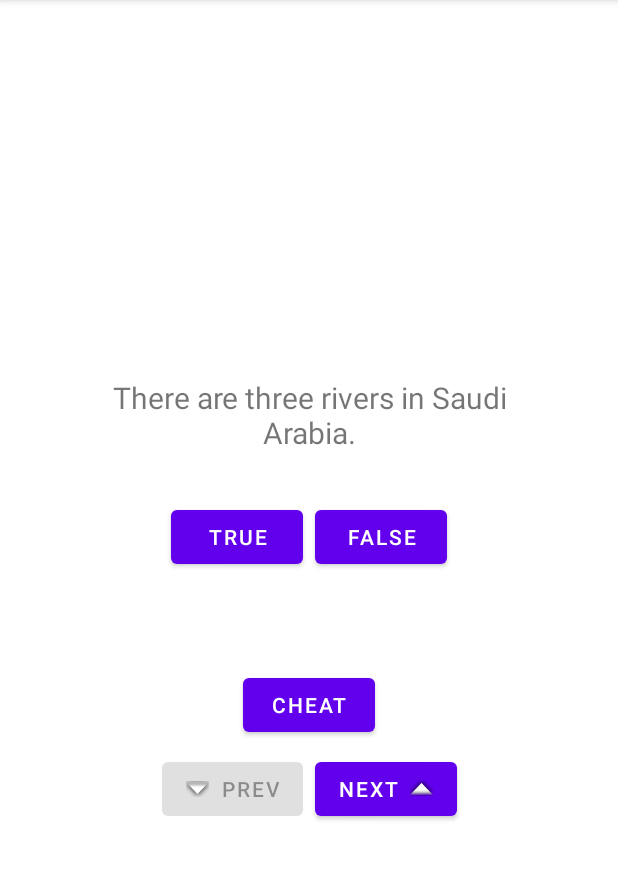
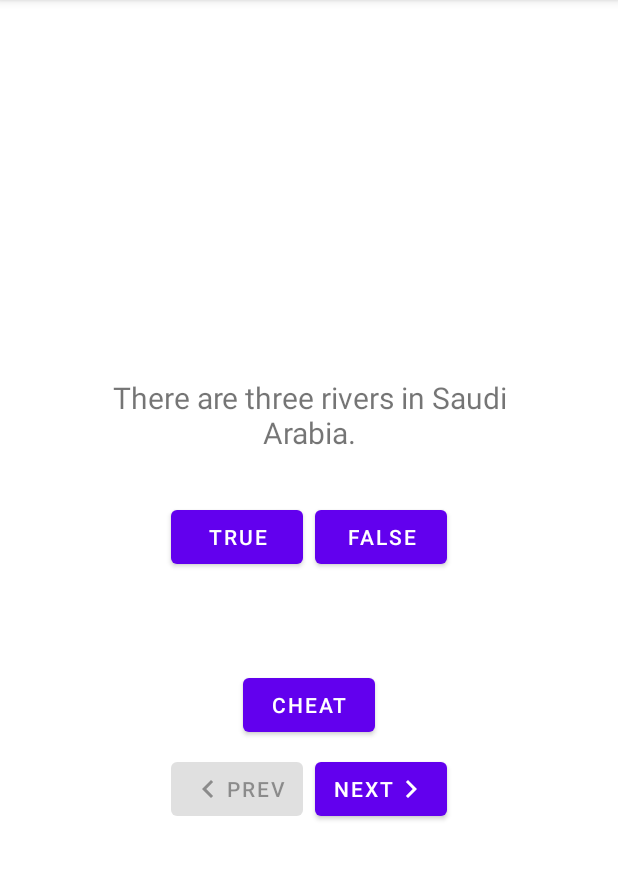
Before and after one commit to zahramarri/hWork7-2, an Android app: the screen it shows after launch (MainActivity), on a phone screen of 412 x 824 dp, the part 84-964 px from its top. Run offline under Robolectric (Android 15) with nearby library versions, the phone set to English and light mode, and no system bars.

Commit message:
change layout a bit

```diff
--- /dev/null
+++ b/app/src/main/res/drawable/ic_baseline_navigate_before_24.xml
@@ -0,0 +1,5 @@
+<vector android:height="24dp" android:tint="#FFFFFF"
+    android:viewportHeight="24" android:viewportWidth="24"
+    android:width="24dp" xmlns:android="http://schemas.android.com/apk/res/android">
+    <path android:fillColor="@android:color/white" android:pathData="M15.41,7.41L14,6l-6,6 6,6 1.41,-1.41L10.83,12z"/>
+</vector>
--- /dev/null
+++ b/app/src/main/res/drawable/ic_baseline_navigate_next_24.xml
@@ -0,0 +1,5 @@
+<vector android:height="24dp" android:tint="#FFFFFF"
+    android:viewportHeight="24" android:viewportWidth="24"
+    android:width="24dp" xmlns:android="http://schemas.android.com/apk/res/android">
+    <path android:fillColor="@android:color/white" android:pathData="M10,6L8.59,7.41 13.17,12l-4.58,4.59L10,18l6,-6z"/>
+</vector>
--- a/app/src/main/res/layout/activity_main.xml
+++ b/app/src/main/res/layout/activity_main.xml
@@ -57,8 +57,11 @@
         android:layout_width="wrap_content"
         android:layout_height="wrap_content"
         android:layout_marginTop="8dp"
-        android:drawableLeft="@android:drawable/arrow_down_float"
         android:text="@string/buttonPreviousText"
+        android:padding="0dp"
+        app:icon="@drawable/ic_baseline_navigate_before_24"
+        app:iconGravity="textStart"
+        app:iconPadding="0dp"
         app:layout_constraintEnd_toStartOf="@+id/buttonNext"
         app:layout_constraintHorizontal_bias="0.5"
         app:layout_constraintHorizontal_chainStyle="packed"
@@ -71,8 +74,11 @@
         android:layout_height="wrap_content"
         android:layout_marginStart="8dp"
         android:layout_marginTop="8dp"
-        android:drawableRight="@android:drawable/arrow_up_float"
+        android:padding="0dp"
         android:text="@string/buttonNextText"
+        app:icon="@drawable/ic_baseline_navigate_next_24"
+        app:iconGravity="textEnd"
+        app:iconPadding="0dp"
         app:layout_constraintEnd_toEndOf="parent"
         app:layout_constraintHorizontal_bias="0.5"
         app:layout_constraintStart_toEndOf="@+id/buttonPrevious"
```
